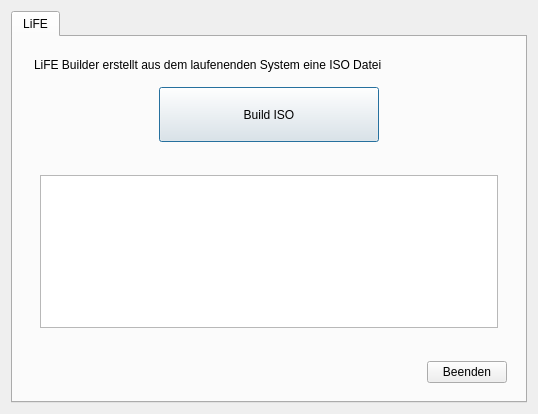
Above: main.ui from valueerrorx/life-builder before the change. Below: the same form after it.
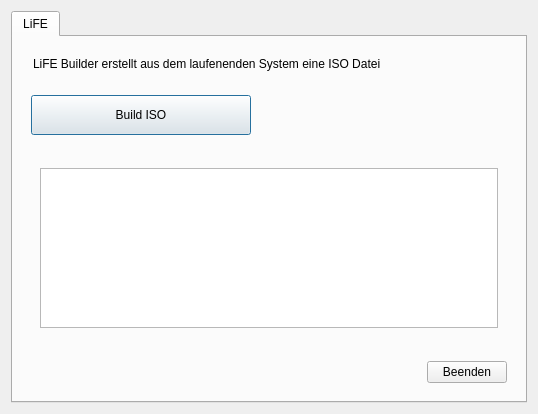
That is the form after the change.

Commit message: moved builder to extrathread, added autoscroll to info-log, fixed a lot of other stuff

```diff
--- a/main.ui
+++ b/main.ui
@@ -17,6 +17,12 @@
     <verstretch>0</verstretch>
    </sizepolicy>
   </property>
+  <property name="minimumSize">
+   <size>
+    <width>538</width>
+    <height>414</height>
+   </size>
+  </property>
   <property name="windowTitle">
    <string>LiFE Update</string>
   </property>
@@ -60,6 +66,9 @@
       </attribute>
       <layout class="QVBoxLayout" name="verticalLayout">
        <item>
+        <widget class="QWidget" name="widget_2" native="true">
+         <layout class="QHBoxLayout" name="horizontalLayout_5">
+          <item>
         <widget class="QLabel" name="infolabel_2">
          <property name="font">
           <font>
@@ -67,6 +76,9 @@
            <bold>false</bold>
           </font>
          </property>
+            <property name="styleSheet">
+             <string notr="true"/>
+            </property>
          <property name="text">
           <string>&lt;html&gt;&lt;head/&gt;&lt;body&gt;&lt;p&gt;LiFE Builder erstellt aus dem laufenenden System eine ISO Datei&lt;/p&gt;&lt;/body&gt;&lt;/html&gt;</string>
          </property>
@@ -77,26 +89,16 @@
           <bool>true</bool>
          </property>
          <property name="indent">
-          <number>12</number>
-         </property>
+             <number>2</number>
+            </property>
+           </widget>
+          </item>
+         </layout>
         </widget>
        </item>
        <item>
         <widget class="QWidget" name="widget" native="true">
          <layout class="QHBoxLayout" name="horizontalLayout_3">
-          <item>
-           <spacer name="horizontalSpacer_2">
-            <property name="orientation">
-             <enum>Qt::Horizontal</enum>
-            </property>
-            <property name="sizeHint" stdset="0">
-             <size>
-              <width>40</width>
-              <height>20</height>
-             </size>
-            </property>
-           </spacer>
-          </item>
           <item>
            <widget class="QPushButton" name="mkiso">
             <property name="enabled">
@@ -105,9 +107,12 @@
             <property name="minimumSize">
              <size>
               <width>220</width>
-              <height>55</height>
+              <height>40</height>
              </size>
             </property>
+            <property name="styleSheet">
+             <string notr="true"/>
+            </property>
             <property name="text">
              <string>Build ISO</string>
             </property>
@@ -154,7 +159,7 @@
           <item>
            <widget class="QLabel" name="inet">
             <property name="text">
-             <string> </string>
+             <string/>
             </property>
            </widget>
           </item>
```
Lines whose indentation alone changed are shown as unchanged. The commit also changes 2 other files.
